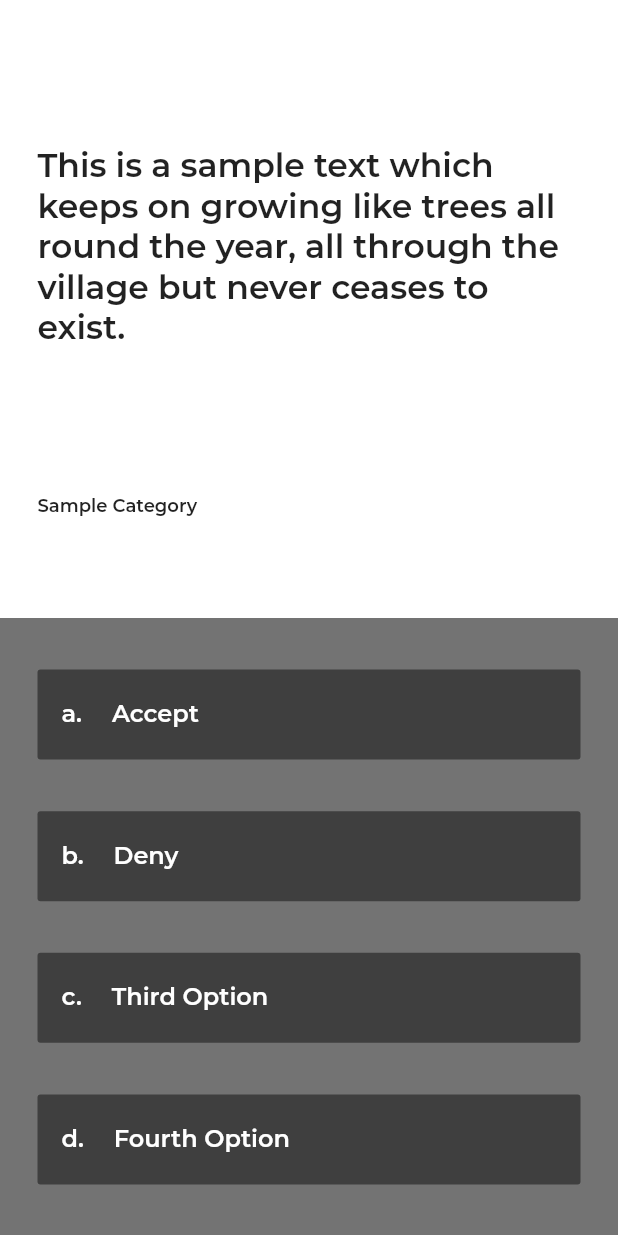
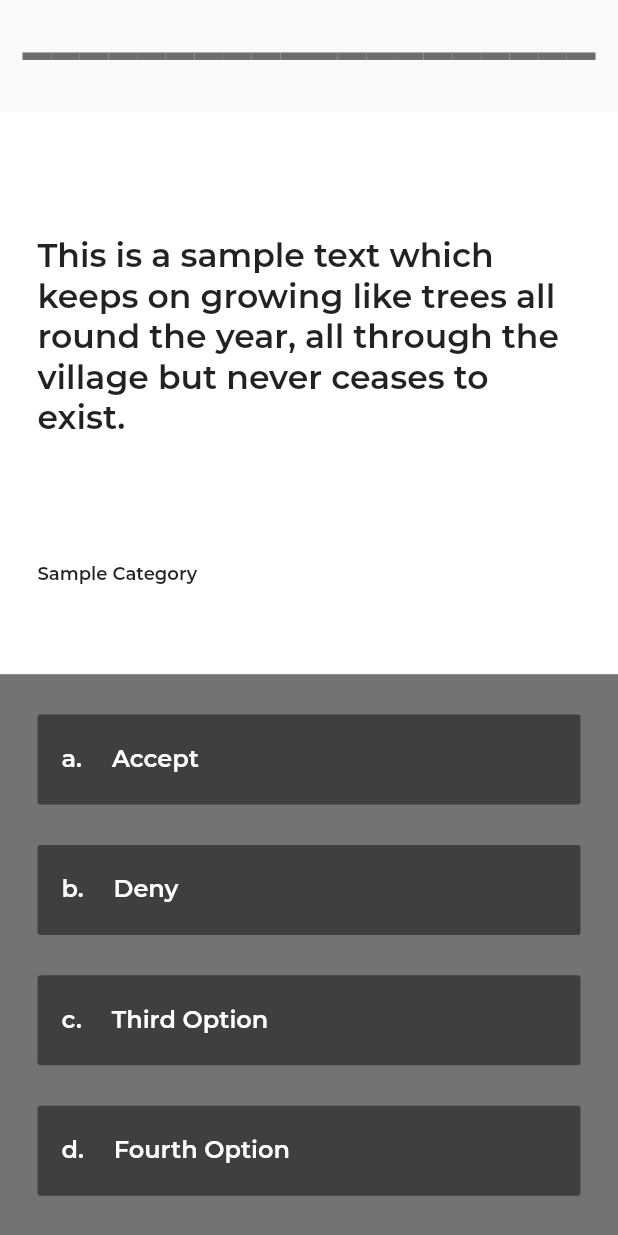
Before and after one commit to ArcherN9/LearningFlutter, a Flutter app: the screen it shows after launch, on a phone screen of 412 x 824 dp. Run offline on Flutter 3.47's test engine with Material 2 defaults, Android fonts, the phone set to English and light mode, and no system bars; our stand-ins replace audioplayers.

Commit message:
Rationale
1. Added A Divider tile to the top of the screen that tracks the quiz
   progress.
2. The quiz progress bar highlights the number of questions attempted to
   far and ones remaining.
3. Updated home page to include Divider Tile to the UI

```diff
--- a/Quizzler/lib/Home/home.dart
+++ b/Quizzler/lib/Home/home.dart
@@ -1,6 +1,7 @@
 import 'package:flutter/material.dart';
 import 'package:Quizzler/Widgets/QuestionTile.dart';
 import 'package:Quizzler/Widgets/AnswerTile.dart';
+import 'package:Quizzler/Widgets/DividerTile.dart';
 
 class Home extends StatelessWidget {
   @override
@@ -10,11 +11,16 @@ class Home extends StatelessWidget {
       crossAxisAlignment: CrossAxisAlignment.stretch,
       children: [
         Expanded(
-          flex: 1,
+            flex: 1,
+            child: DividerTile(
+              intNumberOfQuestions: 20,
+            )),
+        Expanded(
+          flex: 5,
           child: TopQuestionSection(),
         ),
         Expanded(
-          flex: 1,
+          flex: 5,
           child: BottomAnswerSection(),
         ),
       ],
@@ -34,14 +40,9 @@ class TopQuestionSection extends StatelessWidget {
   }
 }
 
-class BottomAnswerSection extends StatefulWidget {
-  @override
-  State<StatefulWidget> createState() => _BottomAnswerSection();
-}
-
-class _BottomAnswerSection extends State<BottomAnswerSection> {
+class BottomAnswerSection extends StatelessWidget {
   // List<String> lsResponseOptions = List.empty(growable: true);
-  List<String> lsResponseOptions = [
+  final List<String> lsResponseOptions = [
     'Accept',
     'Deny',
     'Third Option',
--- /dev/null
+++ b/Quizzler/lib/Widgets/DividerTile.dart
@@ -0,0 +1,101 @@
+import 'package:flutter/material.dart';
+
+class DividerTile extends StatefulWidget {
+  // An integer value that holds the number of questions
+  // this Divider Tile can display or mark
+  // This value is received from upstream
+  final int intNumberOfQuestions;
+
+  // Color to set on the divider if the answer was incorrect
+  // final int COLOR_FAIL = 0xFFf44336;
+  // Color to set on the Divider if the answer was correct
+  // final int COLOR_PASS = 0xFF4caf50;
+  // Color to set on the Divider if the question has not been
+  // Attempted yet
+  final int COLOR_UNATTEMPTED = 0xFF6d6d6d;
+  // Color to set on the Divider if the question has been attempted
+  final int COLOR_ATTEMPTED = 0xFF000000;
+
+  // Default constructor accepts an integer
+  // The number of questions that this DividerTile
+  // will depict
+  DividerTile({this.intNumberOfQuestions});
+
+  // A reference to the StatefulWidget's state class
+  // This is used to inform the class to modify the state
+  _DividerTile _dividerTile;
+
+  @override
+  _DividerTile createState() {
+    _dividerTile = _DividerTile();
+    return _dividerTile;
+  }
+
+  // A method exposed to external widgets. This receives a question
+  // numnber as an argument and updates the corresponding question
+  // number on the color list as ATTEMPTED.
+  // Additionally, the state is updated to rebuild the widget
+  void updateQuestionTracker(int intQuestionNumber) {
+    _dividerTile.setState(() {
+      _dividerTile.lsColorList[intQuestionNumber] = COLOR_ATTEMPTED;
+    });
+  }
+}
+
+class _DividerTile extends State<DividerTile> {
+  // A list of colors that is used to describe dividers
+  // colors against question numbers
+  List<int> lsColorList;
+
+  @override
+  @mustCallSuper
+  void initState() {
+    super.initState();
+    lsColorList =
+        List<int>.filled(widget.intNumberOfQuestions, widget.COLOR_UNATTEMPTED);
+  }
+
+  void updateQuestionTracker(int intQuestionNumber) {}
+
+  @override
+  Widget build(BuildContext context) {
+    return Padding(
+      padding: EdgeInsets.only(left: 15, right: 15),
+      child: Row(
+        mainAxisSize: MainAxisSize.max,
+        crossAxisAlignment: CrossAxisAlignment.stretch,
+        children: getExpandedDividerList(),
+      ),
+    );
+  }
+
+  // A method that iterates from zero to the number of questions
+  // Available under this quiz and returns A list that contains
+  // Dividers equal to the number of questions
+  List<Widget> getExpandedDividerList() {
+    // Create a temporary Widget list that is created from
+    // empty container with a fixed limit
+    List<Widget> lsWidgetList = List<Widget>.empty(growable: true);
+    // Enumerate from zero to number of questions and apply an
+    // individual divider at each position
+    for (var intCounter = 0;
+        intCounter < widget.intNumberOfQuestions;
+        intCounter++) {
+      lsWidgetList.add(getDivider(lsColorList[intCounter]));
+    }
+
+    // Return the temporaruy widget list for painting
+    return lsWidgetList;
+  }
+
+  // Generates an individual divider and returns to the caller
+  Widget getDivider(int intColor) {
+    return Expanded(
+      flex: 1,
+      child: Divider(
+        thickness: 5,
+        color: Color(intColor),
+      ),
+    );
+  }
+}
```
